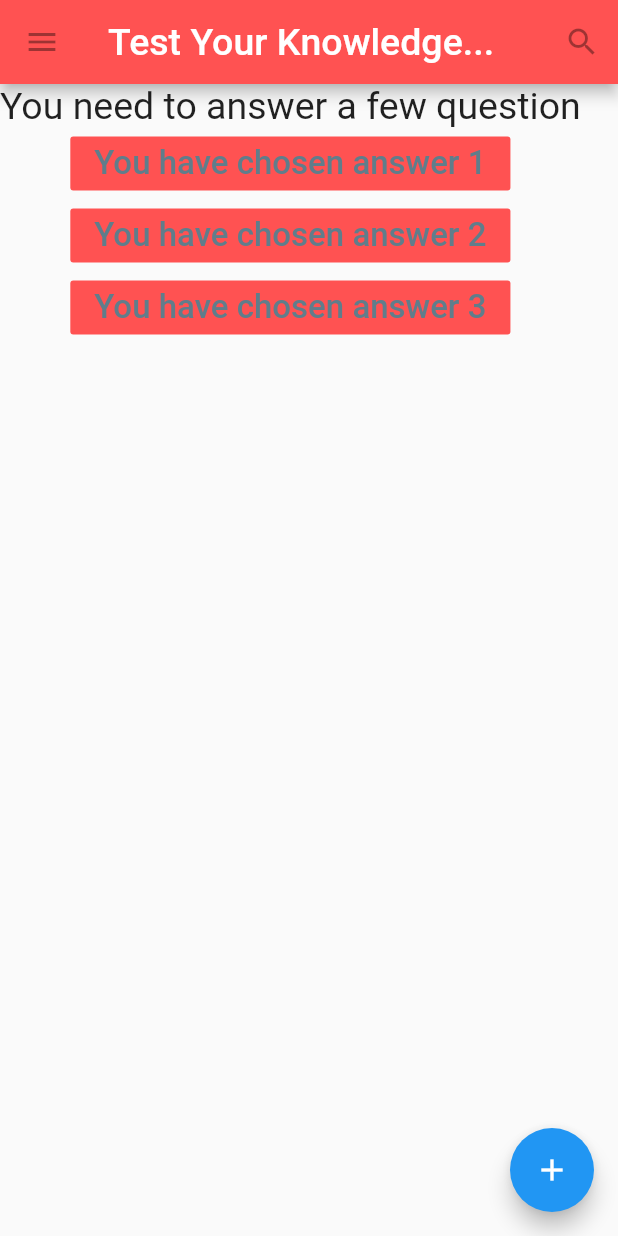
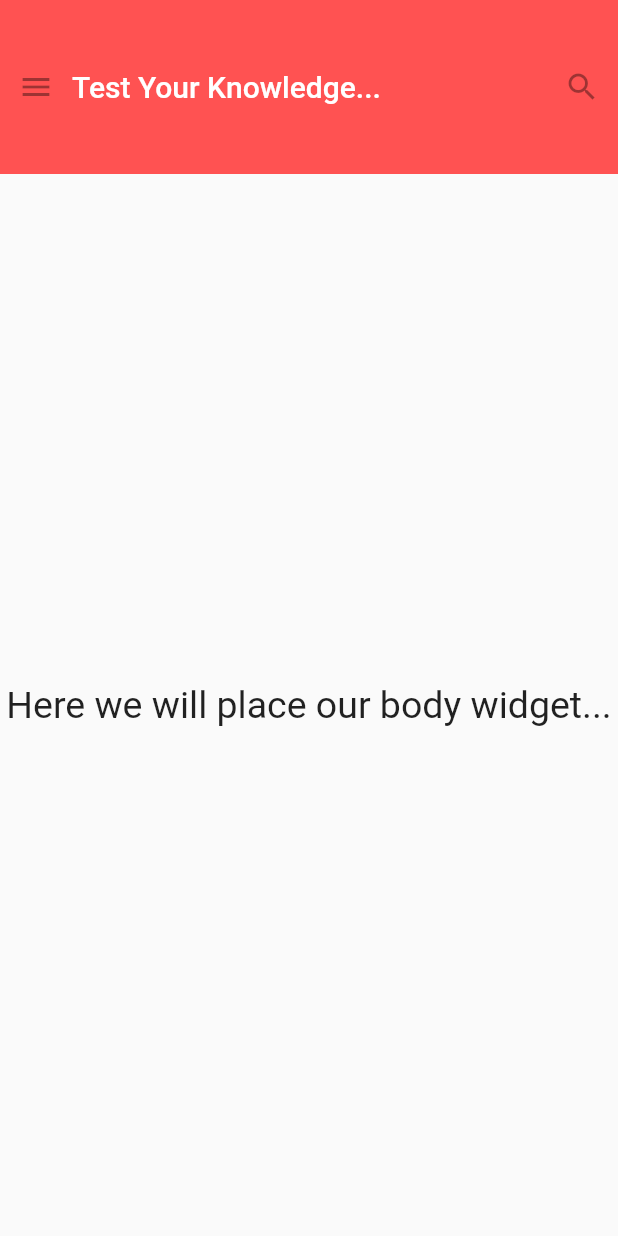
Before and after one commit to channthoeun/flutter-beginner-to-pro-my_first_flutter_app, a Flutter app: the screen it shows after launch, on a phone screen of 412 x 824 dp. Run offline on Flutter 3.47's test engine with Material 2 defaults, Android fonts, the phone set to English and light mode, and no system bars.

Commit message:
Created AppBar and Scaffold in separate files

```diff
--- a/lib/main.dart
+++ b/lib/main.dart
@@ -1,4 +1,5 @@
 import 'package:flutter/material.dart';
+import 'package:my_first_flutter_app/my_scaffold.dart';
 
 void main() {
   runApp(MyFirstApp());
@@ -7,77 +8,8 @@ void main() {
 class MyFirstApp extends StatelessWidget {
   Widget build(BuildContext context) {
     return MaterialApp(
-      home: Scaffold(
-        appBar: AppBar(
-          leading: IconButton(
-            icon: Icon(Icons.menu),
-            tooltip: 'Navigation menu',
-            onPressed: null,
-          ),
-          title: Text(
-             'Test Your Knowledge...',
-              style: TextStyle(
-                fontSize: 25.00,
-                fontStyle: FontStyle.normal
-              ),
-            ),
-        actions: <Widget>[
-          IconButton(
-            icon: Icon(Icons.search),
-            onPressed: null
-          ),
-        ],
-          backgroundColor: Colors.redAccent,
-        ),
-      body: Column(
-        children: [
-          Text(
-            'You need to answer a few question',
-            style: TextStyle(
-                fontSize: 25,
-              ),
-          ),
-          RaisedButton(
-            child: Text(
-              'You have chosen answer 1',
-              style: TextStyle(
-                fontSize: 22,
-                color: Colors.blueGrey,
-              ),
-            ),
-            disabledColor: Colors.redAccent,
-            onPressed: null,
-          ),
-          RaisedButton(
-            child: Text(
-              'You have chosen answer 2',
-              style: TextStyle(
-                fontSize: 22,
-                color: Colors.blueGrey,
-              ),
-            ),
-            disabledColor: Colors.redAccent,
-            onPressed: null,
-          ),
-          RaisedButton(
-            child: Text(
-              'You have chosen answer 3',
-              style: TextStyle(
-                fontSize: 22,
-                color: Colors.blueGrey,
-              ),
-            ),
-            disabledColor: Colors.redAccent,
-            onPressed: null,
-          ),
-        ],
-      ),
-        floatingActionButton: FloatingActionButton(
-          tooltip: 'Add',
-          child: Icon(Icons.add),
-          onPressed: null,
-        ),
-      ),
+      title: 'My app',
+      home: MyScaffold(),
     );
   }
 }
--- /dev/null
+++ b/lib/my_appbar.dart
@@ -0,0 +1,34 @@
+import 'package:flutter/material.dart';
+
+class MyAppBar extends StatelessWidget {
+  MyAppBar({required this.title});
+
+  final Widget title;
+
+  @override
+  Widget build(BuildContext context) {
+    return Container(
+      height: 116.0,
+      decoration: BoxDecoration(color: Colors.redAccent),
+
+      child: Row(
+        children: <Widget>[
+          IconButton(
+            icon: Icon(Icons.menu),
+            tooltip: 'Navigation menu',
+            onPressed: null,
+          ),
+
+          Expanded(
+              child: title
+          ),
+          IconButton(
+            icon: Icon(Icons.search),
+            tooltip: 'Search',
+            onPressed: null,
+          ),
+        ],
+      ),
+    );
+  }
+}
--- /dev/null
+++ b/lib/my_scaffold.dart
@@ -0,0 +1,29 @@
+import 'package:flutter/material.dart';
+import 'package:my_first_flutter_app/my_appbar.dart';
+
+class MyScaffold extends StatelessWidget {
+  @override
+  Widget build(BuildContext context) {
+    return Material(
+
+      child: Column(
+        children: <Widget>[
+          MyAppBar(
+            title: Text(
+              'Test Your Knowledge...',
+              style: Theme.of(context).primaryTextTheme.headline6,
+            ),
+          ),
+          Expanded(
+            child: Center(
+              child: Text(
+                 'Here we will place our body widget...',
+                style: TextStyle(fontSize: 25),
+              ),
+            ),
+          ),
+        ],
+      ),
+    );
+  }
+}
```
